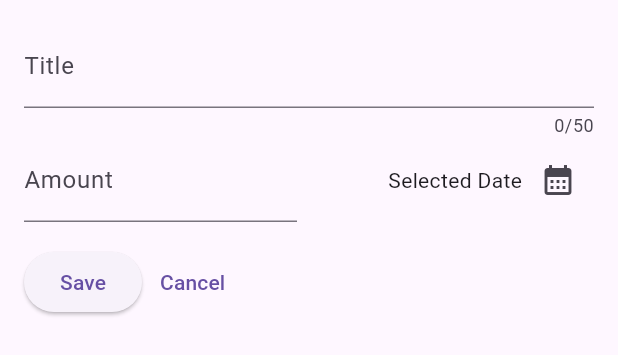
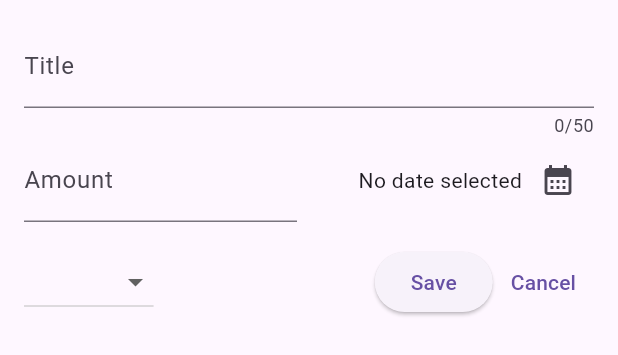
Before and after one commit to rybakova-auca-2021/Expenses-Tracker, a Flutter app: the NewExpense widget shown alone on an empty page, opened directly, on a phone screen of 412 x 824 dp. Shown: the top 355 px of the screen. Run offline on Flutter 3.47's test engine with Material 3 defaults, Android fonts, the phone set to English and light mode, and no system bars.

Commit message:
setup dropdown menu

```diff
--- a/lib/widgets/new_expense.dart
+++ b/lib/widgets/new_expense.dart
@@ -1,3 +1,4 @@
+import 'package:expense_tracker/models/expense.dart';
 import 'package:flutter/material.dart';
 
 class NewExpense extends StatefulWidget {
@@ -13,17 +14,22 @@ class NewExpense extends StatefulWidget {
 class _NewExpenseState extends State<NewExpense> {
   final _titleController = TextEditingController();
   final _amountController = TextEditingController();
+  DateTime? _selectedDate;
+  Category? _selectedCategory;
 
 
-  void _presentDatePicker() {
+  Future<void> _presentDatePicker() async {
     final now = DateTime.now();
     final firstDate = DateTime(now.year - 1, now.month, now.day);
-    showDatePicker(
+    final pickedDate = await showDatePicker(
       context: context,
       initialDate: now,
       firstDate: firstDate,
       lastDate: now
     );
+    setState(() {
+      _selectedDate = pickedDate;
+    });
   }
 
   @override
@@ -68,7 +74,7 @@ class _NewExpenseState extends State<NewExpense> {
                   mainAxisAlignment: MainAxisAlignment.end,
                   crossAxisAlignment: CrossAxisAlignment.center,
                   children: [
-                    const Text("Selected Date"),
+                    Text(_selectedDate == null ? "No date selected" : formatter.format(_selectedDate!)),
                     IconButton(
                       onPressed: () {_presentDatePicker();},
                       icon: const Icon(Icons.calendar_month)),
@@ -80,6 +86,21 @@ class _NewExpenseState extends State<NewExpense> {
           const SizedBox(height: 16),
           Row(
             children: [
+              DropdownButton(
+                value: _selectedCategory,
+                items: Category.values.map(
+                  (category) => DropdownMenuItem(
+                    value: category,
+                      child: Text(category.name.toUpperCase())
+                    )
+                  ).toList(),
+                  onChanged: (value) {
+                    setState(() {
+                      _selectedCategory = value;
+                    });
+                  }
+                ),
+              const Spacer(),
               ElevatedButton(
                 onPressed: () {},
                 child: const Text("Save")
```
